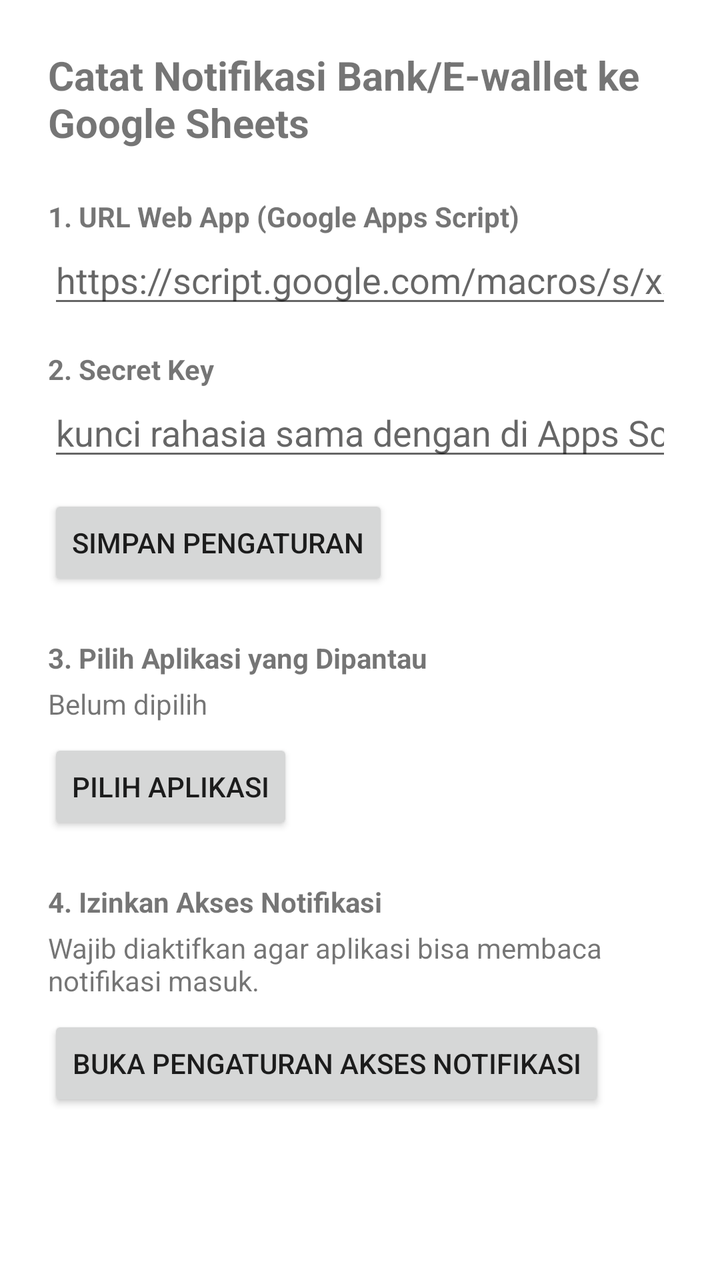
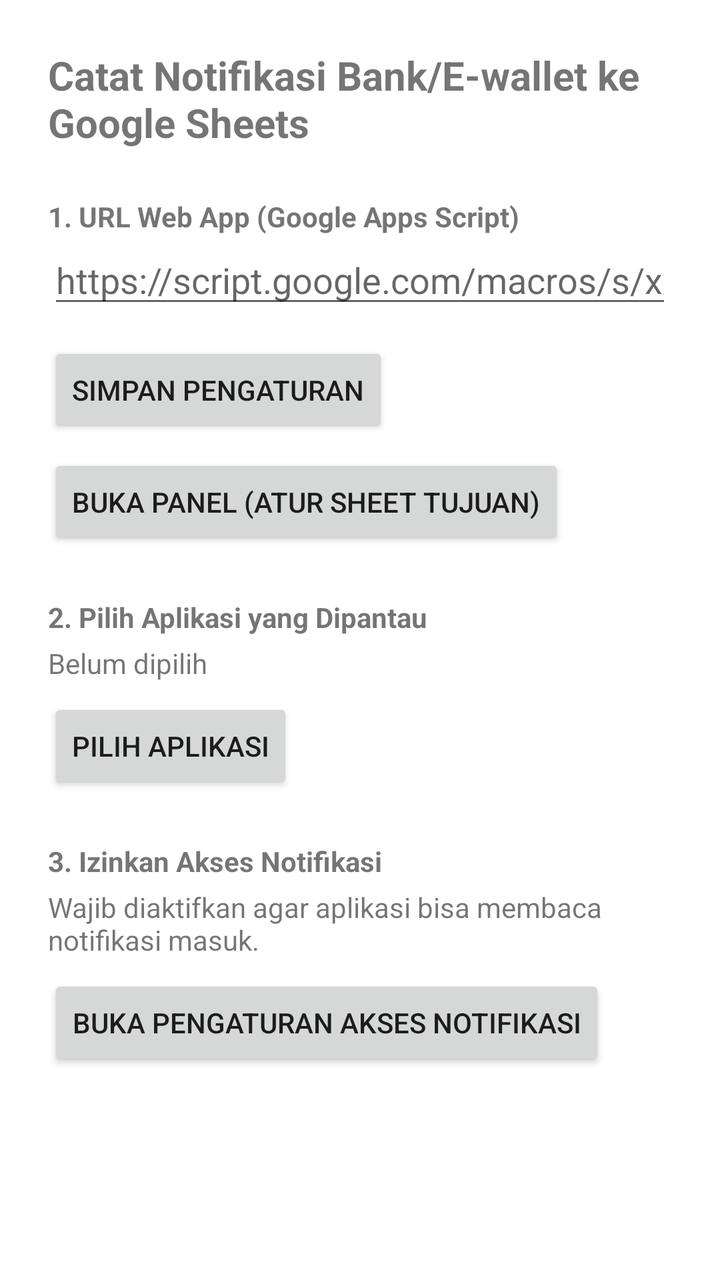

Screens rendered from an Android XML layout before and after an edit, with the pre-edit source and the edit as a unified diff.
<!-- AndroidManifest.xml: application theme Theme.NotifLogger -->
<!-- res/layout/activity_main.xml -->
<?xml version="1.0" encoding="utf-8"?>
<ScrollView xmlns:android="http://schemas.android.com/apk/res/android"
    android:layout_width="match_parent"
    android:layout_height="match_parent">

    <LinearLayout
        android:layout_width="match_parent"
        android:layout_height="wrap_content"
        android:orientation="vertical"
        android:padding="24dp">

        <TextView
            android:layout_width="wrap_content"
            android:layout_height="wrap_content"
            android:text="Catat Notifikasi Bank/E-wallet ke Google Sheets"
            android:textSize="20sp"
            android:textStyle="bold"
            android:layout_marginBottom="16dp" />

        <TextView
            android:layout_width="wrap_content"
            android:layout_height="wrap_content"
            android:text="1. URL Web App (Google Apps Script)"
            android:textStyle="bold"
            android:layout_marginTop="8dp" />

        <EditText
            android:id="@+id/edit_url"
            android:layout_width="match_parent"
            android:layout_height="wrap_content"
            android:hint="https://script.google.com/macros/s/xxx/exec"
            android:inputType="textUri" />

        <TextView
            android:layout_width="wrap_content"
            android:layout_height="wrap_content"
            android:text="2. Secret Key"
            android:textStyle="bold"
            android:layout_marginTop="16dp" />

        <EditText
            android:id="@+id/edit_secret"
            android:layout_width="match_parent"
            android:layout_height="wrap_content"
            android:hint="kunci rahasia sama dengan di Apps Script"
            android:inputType="textPassword" />

        <Button
            android:id="@+id/btn_save"
            android:layout_width="wrap_content"
            android:layout_height="wrap_content"
            android:text="Simpan Pengaturan"
            android:layout_marginTop="12dp" />

        <TextView
            android:layout_width="wrap_content"
            android:layout_height="wrap_content"
            android:text="3. Pilih Aplikasi yang Dipantau"
            android:textStyle="bold"
            android:layout_marginTop="24dp" />

        <TextView
            android:id="@+id/text_selected_apps"
            android:layout_width="match_parent"
            android:layout_height="wrap_content"
            android:layout_marginTop="4dp"
            android:text="Belum dipilih" />

        <Button
            android:id="@+id/btn_pick_apps"
            android:layout_width="wrap_content"
            android:layout_height="wrap_content"
            android:text="Pilih Aplikasi"
            android:layout_marginTop="8dp" />

        <TextView
            android:layout_width="wrap_content"
            android:layout_height="wrap_content"
            android:text="4. Izinkan Akses Notifikasi"
            android:textStyle="bold"
            android:layout_marginTop="24dp" />

        <TextView
            android:layout_width="match_parent"
            android:layout_height="wrap_content"
            android:layout_marginTop="4dp"
            android:text="Wajib diaktifkan agar aplikasi bisa membaca notifikasi masuk." />

        <Button
            android:id="@+id/btn_notif_access"
            android:layout_width="wrap_content"
            android:layout_height="wrap_content"
            android:text="Buka Pengaturan Akses Notifikasi"
            android:layout_marginTop="8dp" />

        <TextView
            android:id="@+id/text_status"
            android:layout_width="match_parent"
            android:layout_height="wrap_content"
            android:layout_marginTop="24dp"
            android:textStyle="italic" />

    </LinearLayout>
</ScrollView>
<!-- resources referenced by this layout -->
<resources>
  <style name="Theme.NotifLogger" parent="Theme.MaterialComponents.DayNight.NoActionBar" />
</resources>

<!-- the commit's change to res/layout/activity_main.xml (unified diff, before → after) -->
@@ -31,20 +31,6 @@
             android:hint="https://script.google.com/macros/s/xxx/exec"
             android:inputType="textUri" />
 
-        <TextView
-            android:layout_width="wrap_content"
-            android:layout_height="wrap_content"
-            android:text="2. Secret Key"
-            android:textStyle="bold"
-            android:layout_marginTop="16dp" />
-
-        <EditText
-            android:id="@+id/edit_secret"
-            android:layout_width="match_parent"
-            android:layout_height="wrap_content"
-            android:hint="kunci rahasia sama dengan di Apps Script"
-            android:inputType="textPassword" />
-
         <Button
             android:id="@+id/btn_save"
             android:layout_width="wrap_content"
@@ -52,10 +38,17 @@
             android:text="Simpan Pengaturan"
             android:layout_marginTop="12dp" />
 
+        <Button
+            android:id="@+id/btn_open_panel"
+            android:layout_width="wrap_content"
+            android:layout_height="wrap_content"
+            android:text="Buka Panel (Atur Sheet Tujuan)"
+            android:layout_marginTop="8dp" />
+
         <TextView
             android:layout_width="wrap_content"
             android:layout_height="wrap_content"
-            android:text="3. Pilih Aplikasi yang Dipantau"
+            android:text="2. Pilih Aplikasi yang Dipantau"
             android:textStyle="bold"
             android:layout_marginTop="24dp" />
 
@@ -76,7 +69,7 @@
         <TextView
             android:layout_width="wrap_content"
             android:layout_height="wrap_content"
-            android:text="4. Izinkan Akses Notifikasi"
+            android:text="3. Izinkan Akses Notifikasi"
             android:textStyle="bold"
             android:layout_marginTop="24dp" />
 
